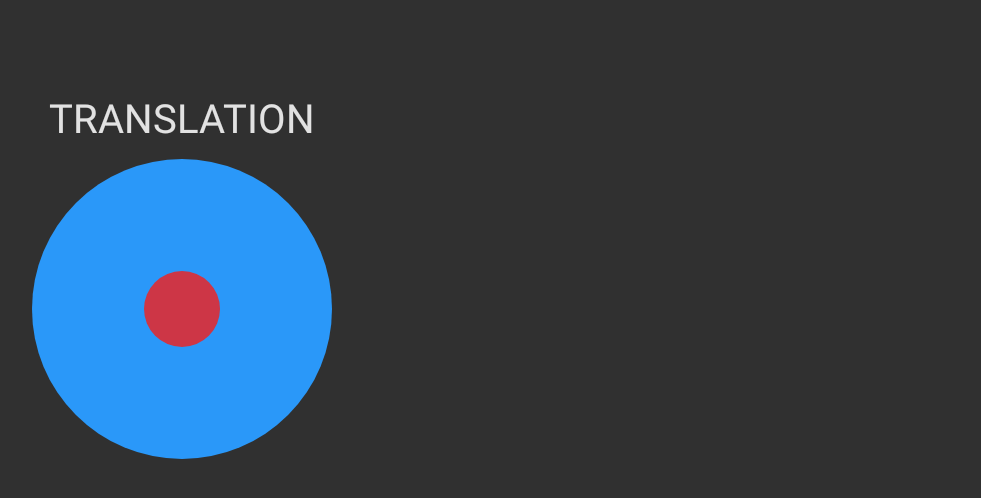
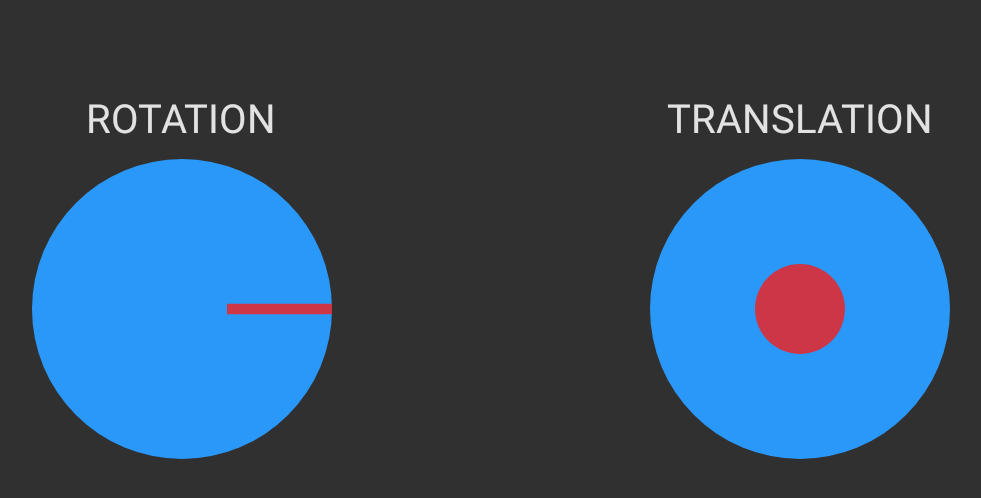
Before and after one commit to Plenglin/KiwiBot, an Android app: the screen it shows after launch (RobotControllerActivity), on a phone screen of 824 x 412 dp (held sideways). Shown: the top 498 px of the screen, without its empty margins (127-1108 px from the left). Run offline under Robolectric (Android 15) with nearby library versions, the phone set to English and light mode, and no system bars.

Commit message:
Add a rotation knob

```diff
--- a/app/src/main/java/io/github/plenglin/kiwicontrol/JoystickView.kt
+++ b/app/src/main/java/io/github/plenglin/kiwicontrol/JoystickView.kt
@@ -13,12 +13,12 @@ class JoystickView(context: Context, attributes: AttributeSet) : View(context, a
     private var attrArray = context.theme.obtainStyledAttributes(attributes, R.styleable.JoystickView, 0, 0)!!
 
     private var bgPaint = Paint().apply {
-        color = attrArray.getColorStateList(R.styleable.JoystickView_bgColor).getColorForState(drawableState, Color.WHITE)
+        color = attrArray.getColorStateList(R.styleable.JoystickView_bgColor)!!.getColorForState(drawableState, Color.WHITE)
         style = Paint.Style.FILL
     }
 
     private var touchPaint = Paint().apply {
-        color = attrArray.getColorStateList(R.styleable.JoystickView_touchColor).getColorForState(drawableState, Color.WHITE)
+        color = attrArray.getColorStateList(R.styleable.JoystickView_touchColor)!!.getColorForState(drawableState, Color.WHITE)
         style = Paint.Style.FILL
     }
 
@@ -38,7 +38,7 @@ class JoystickView(context: Context, attributes: AttributeSet) : View(context, a
     private var touchY = 0f
     private var touching = false
 
-    val touchRadius get() = minOf(dist / maxRadius, 1f).toDouble()
+    val touchRadius get() = if (touching) minOf(dist / maxRadius, 1f).toDouble() else 0.0
     val theta get() = Math.atan2(dy.toDouble(), dx.toDouble())
     val bearing get() = (5 * Math.PI / 2 - theta) % (2*Math.PI)
 
--- /dev/null
+++ b/app/src/main/java/io/github/plenglin/kiwicontrol/KnobView.kt
@@ -0,0 +1,67 @@
+package io.github.plenglin.kiwicontrol
+
+import android.content.Context
+import android.graphics.Canvas
+import android.graphics.Color
+import android.graphics.Paint
+import android.util.AttributeSet
+import android.view.MotionEvent
+import android.view.View
+
+class KnobView(context: Context, attributes: AttributeSet) : View(context, attributes) {
+
+    private var attrArray = context.theme.obtainStyledAttributes(attributes, R.styleable.KnobView, 0, 0)!!
+
+    private val knobRadius get() = minOf(width, height).toFloat() / 2f
+
+    private val centerX get() = this.width/2f
+    private val centerY get() = this.height/2f
+
+    private val indicatorLength = attrArray.getDimension(R.styleable.KnobView_indicatorLength, 10f)
+
+    private var knobPaint = Paint().apply {
+        color = attrArray.getColorStateList(R.styleable.KnobView_knobColor)!!.getColorForState(drawableState, Color.WHITE)
+        style = Paint.Style.FILL
+    }
+
+    private var indicatorPaint = Paint().apply {
+        color = attrArray.getColorStateList(R.styleable.KnobView_indicatorColor)!!.getColorForState(drawableState, Color.BLACK)
+        style = Paint.Style.FILL_AND_STROKE
+        strokeWidth = attrArray.getDimension(R.styleable.KnobView_indicatorWidth, 0f)
+    }
+
+    var theta: Double = Math.toRadians(attrArray.getFloat(R.styleable.KnobView_initialAngle, 0f).toDouble())
+        get() = field
+        private set(value) {field = value}
+
+    val bearing get() = (5 * Math.PI / 2 - theta) % (2*Math.PI)
+
+    override fun onDraw(canvas: Canvas?) {
+        super.onDraw(canvas)
+        canvas!!
+
+        val indicatorEnd = knobRadius - indicatorLength
+        val dx = Math.cos(theta).toFloat()
+        val dy = Math.sin(theta).toFloat()
+
+        canvas.drawCircle(centerX, centerY, knobRadius, knobPaint)
+        canvas.drawLine(
+                knobRadius   * dx + centerX,    knobRadius   * dy   + centerY,
+                indicatorEnd * dx + centerX,    indicatorEnd * dy   + centerY,
+                indicatorPaint)
+    }
+
+    override fun onTouchEvent(event: MotionEvent?): Boolean {
+        event!!
+        when (event.action) {
+            MotionEvent.ACTION_MOVE, MotionEvent.ACTION_DOWN -> {
+                theta = Math.atan2((event.y - centerY).toDouble(), (event.x - centerX).toDouble())
+                invalidate()
+                return true
+            }
+        }
+        return super.onTouchEvent(event)
+
+    }
+
+}
--- a/app/src/main/res/layout-land/activity_robot_controller.xml
+++ b/app/src/main/res/layout-land/activity_robot_controller.xml
@@ -19,26 +19,25 @@
             android:layout_height="match_parent"
             android:layout_weight="1">
 
-
-            <io.github.plenglin.kiwicontrol.JoystickView
-                android:id="@+id/translationJoystick"
+            <io.github.plenglin.kiwicontrol.KnobView
+                android:id="@+id/bearingKnob"
                 android:layout_width="200dp"
                 android:layout_height="200dp"
                 android:layout_centerInParent="true"
                 android:clickable="true"
 
-                custom:bgColor="@color/transJoystickBg"
-                custom:touchColor="@color/transJoystickTouch"
-                custom:touchRadius="25dp"
-                custom:joystickLimit="5dp"/>
+                custom:indicatorColor="@color/transJoystickTouch"
+                custom:indicatorLength="70dp"
+                custom:indicatorWidth="7dp"
+                custom:knobColor="@color/transJoystickBg"/>
 
             <TextView
-                android:layout_centerHorizontal="true"
-                android:layout_above="@id/translationJoystick"
-                android:paddingBottom="10dp"
                 android:layout_width="wrap_content"
                 android:layout_height="wrap_content"
-                android:text="@string/translationJoystickTitle"
+                android:layout_above="@id/bearingKnob"
+                android:layout_centerHorizontal="true"
+                android:paddingBottom="10dp"
+                android:text="@string/rotationJoystickTitle"
                 android:textColor="@color/joystickLabel"
                 android:textSize="12pt"/>
 
@@ -49,6 +48,29 @@
             android:layout_height="match_parent"
             android:layout_weight="1">
 
+
+            <io.github.plenglin.kiwicontrol.JoystickView
+                android:id="@+id/translationJoystick"
+                android:layout_width="200dp"
+                android:layout_height="200dp"
+                android:layout_centerInParent="true"
+                android:clickable="true"
+
+                custom:bgColor="@color/transJoystickBg"
+                custom:joystickLimit="5dp"
+                custom:touchColor="@color/transJoystickTouch"
+                custom:touchRadius="30dp"/>
+
+            <TextView
+                android:layout_width="wrap_content"
+                android:layout_height="wrap_content"
+                android:layout_above="@id/translationJoystick"
+                android:layout_centerHorizontal="true"
+                android:paddingBottom="10dp"
+                android:text="@string/translationJoystickTitle"
+                android:textColor="@color/joystickLabel"
+                android:textSize="12pt"/>
+
         </RelativeLayout>
 
     </LinearLayout>
--- a/app/src/main/res/values/attrs.xml
+++ b/app/src/main/res/values/attrs.xml
@@ -16,4 +16,12 @@
         <attr name="joystickLimit" format="dimension"/>
     </declare-styleable>
 
+    <declare-styleable name="KnobView">
+        <attr name="knobColor" format="color"/>
+        <attr name="indicatorColor" format="color"/>
+        <attr name="indicatorWidth" format="dimension"/>
+        <attr name="indicatorLength" format="dimension"/>
+        <attr name="initialAngle" format="float"/>
+    </declare-styleable>
+
 </resources>
--- a/app/src/main/res/values/strings.xml
+++ b/app/src/main/res/values/strings.xml
@@ -2,4 +2,5 @@
     <string name="app_name">KiwiControl</string>
 
     <string name="translationJoystickTitle">TRANSLATION</string>
+    <string name="rotationJoystickTitle">ROTATION</string>
 </resources>
```
